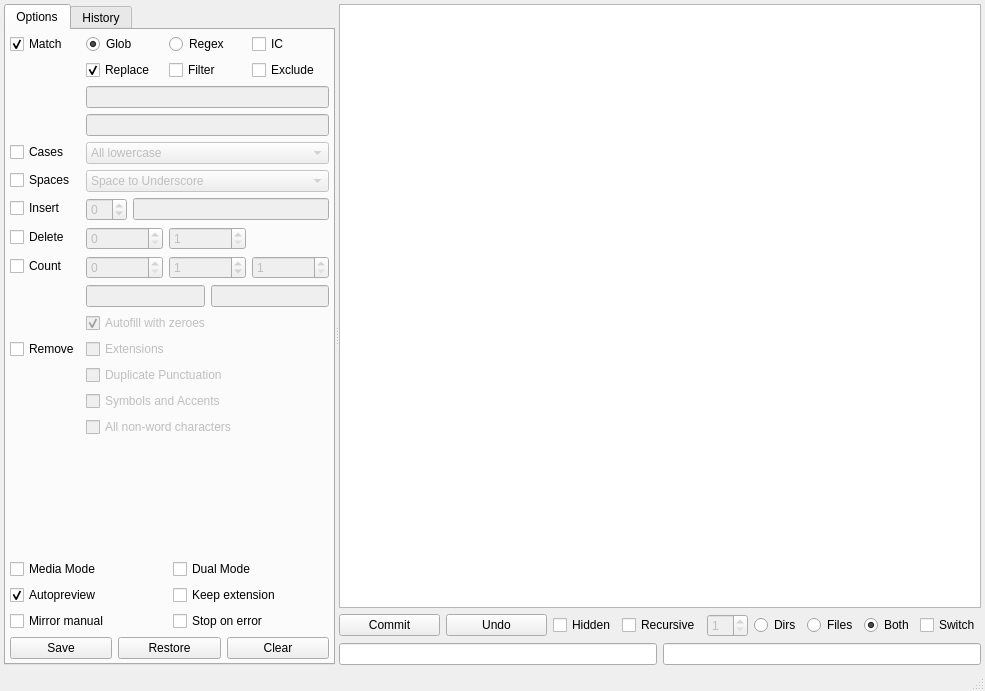
gmdfalk/demimove, file demimove/data/gui.ui: the form before one commit.
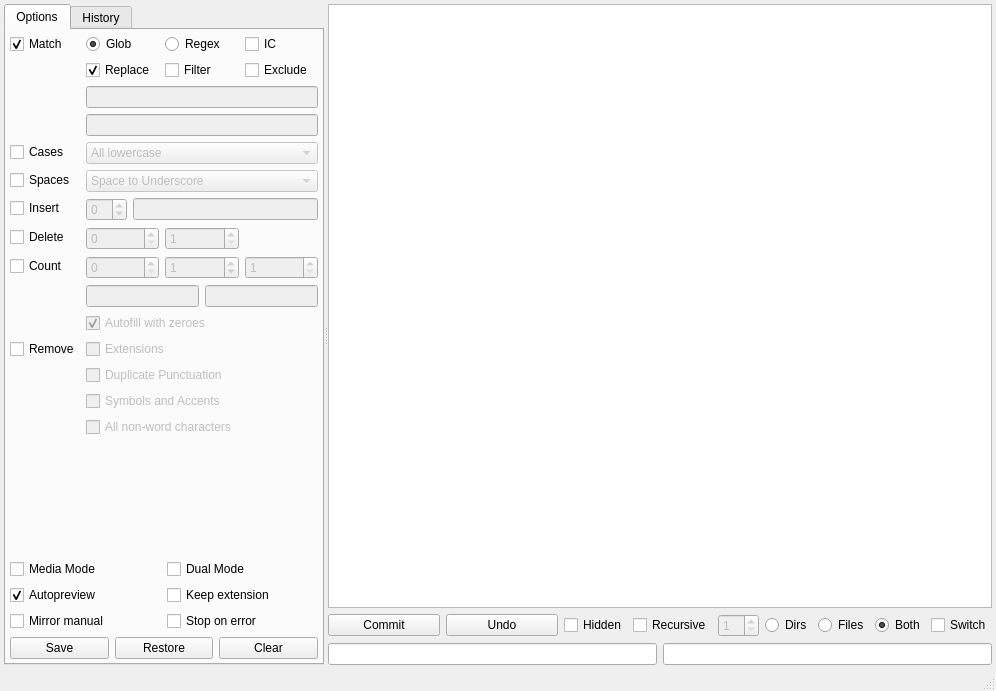
The form after the commit.

Commit message: added support for multiple filter and exclusion patterns

```diff
--- a/demimove/data/gui.ui
+++ b/demimove/data/gui.ui
@@ -6,10 +6,16 @@
    <rect>
     <x>0</x>
     <y>0</y>
-    <width>985</width>
+    <width>996</width>
     <height>691</height>
    </rect>
   </property>
+  <property name="minimumSize">
+   <size>
+    <width>100</width>
+    <height>100</height>
+   </size>
+  </property>
   <property name="windowTitle">
    <string>demimove-ui</string>
   </property>
@@ -24,10 +30,10 @@
        <enum>Qt::Horizontal</enum>
       </property>
       <widget class="QTabWidget" name="treewidget">
-       <property name="minimumSize">
+       <property name="maximumSize">
         <size>
-         <width>310</width>
-         <height>0</height>
+         <width>320</width>
+         <height>16777215</height>
         </size>
        </property>
        <property name="currentIndex">
```
Left out of the diff: 4 changed lines with no effect on the pictures. The commit also changes 2 other files.
